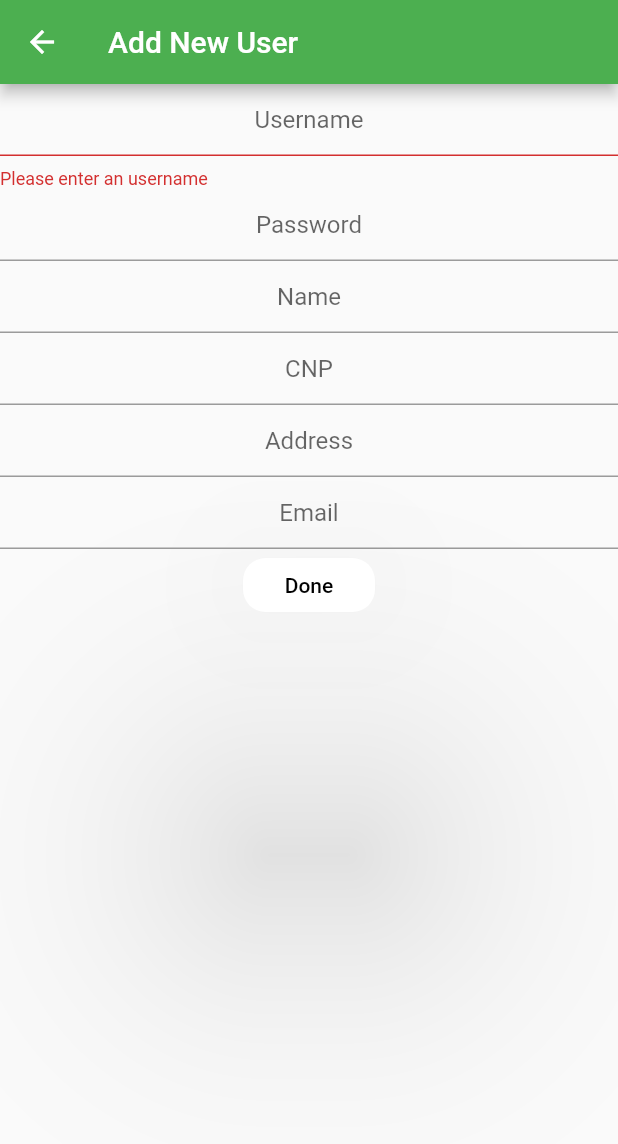
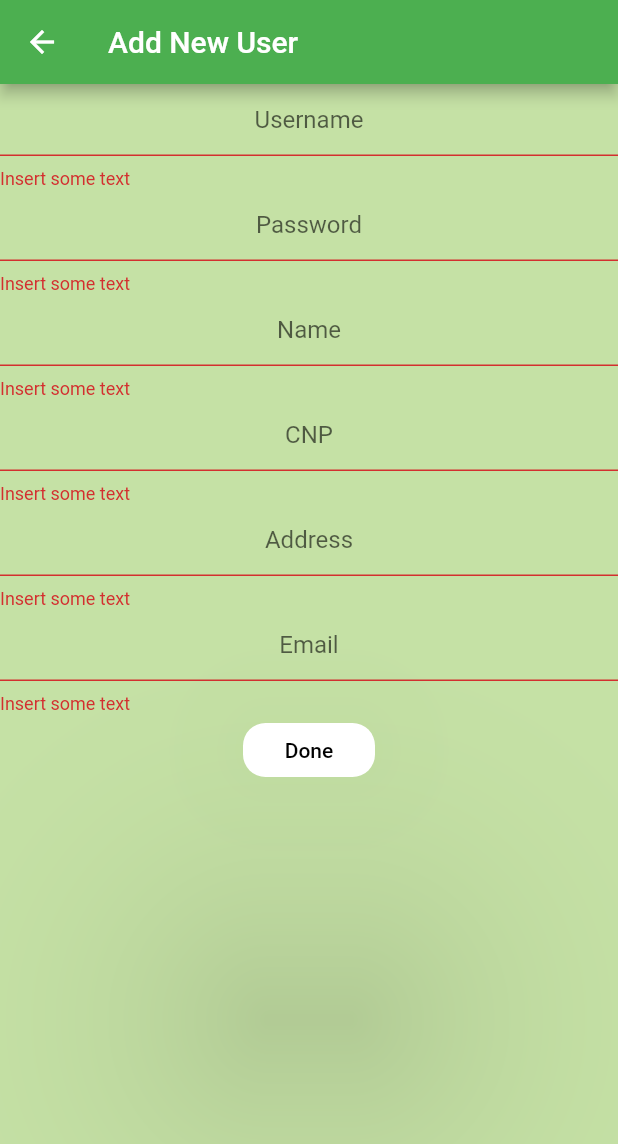
Before and after one commit to ioanabedreag/SerraProject, a Flutter app: the NewUserPage screen opened directly, after a tap on "Done", on a phone screen of 412 x 824 dp. Shown: the top 1144 px of the screen. Run offline on Flutter 3.47's test engine with Material 2 defaults, Android fonts, the phone set to English and light mode, and no system bars; network calls fail; project files that could hold a hidden picture were left out.

Commit message:
Update design

```diff
--- a/flutter_farm/lib/home_page.dart
+++ b/flutter_farm/lib/home_page.dart
@@ -23,6 +23,7 @@ class _HomePageState extends State<HomePage> {
   @override
   Widget build(BuildContext context) {
     return Scaffold(
+      backgroundColor: Colors.lightGreen[200],
       appBar: AppBar(
         title: Text(widget.title),
       ),
--- a/flutter_farm/lib/new_user_page.dart
+++ b/flutter_farm/lib/new_user_page.dart
@@ -15,19 +15,7 @@ class NewUserPage extends StatefulWidget {
 
 class _NewUserPageState extends State<NewUserPage> {
   final GlobalKey<ScaffoldState> _scaffoldKey = new GlobalKey<ScaffoldState>();
-  TextEditingController usernameController = TextEditingController();
-  TextEditingController passwordController = TextEditingController();
-  TextEditingController nameController = TextEditingController();
-  TextEditingController cnpController = TextEditingController();
-  TextEditingController emailController = TextEditingController();
-  TextEditingController addressController = TextEditingController();
-
-  bool isUsernameValidate = false;
-  bool isPasswordValidate = false;
-  bool isNameValidate = false;
-  bool isCNPValidate = false;
-  bool isAddressValidate = false;
-  bool isEmailValidate = false;
+  final _formKey = GlobalKey<FormState>();
 
   String username = "";
   String password = "";
@@ -96,80 +84,97 @@ class _NewUserPageState extends State<NewUserPage> {
     return null;
   }
 
-  bool validateTextField(String userInput) {
-    if (userInput.isEmpty) {
-      setState(() {
-        isUsernameValidate = true;
-      });
-      return false;
-    }
-    setState(() {
-      isUsernameValidate = false;
-    });
-    return true;
-  }
-
   @override
   Widget build(BuildContext context) {
     return Scaffold(
+      backgroundColor: Colors.lightGreen[200],
       key: _scaffoldKey,
       appBar: AppBar(
         title: Text("Add New User"),
       ),
-      body: Center(
+      body: Form(
+        key: _formKey,
         child: Column(
           children: <Widget>[
-            TextField(
-              controller: usernameController,
+            TextFormField(
+              validator: (value) {
+                if (value == '') {
+                  return 'Insert some text';
+                }
+                return null;
+              },
               decoration: InputDecoration(
-                  hintText: "Username",
-                  errorText:
-                      isUsernameValidate ? 'Please enter an username' : null),
+                hintText: "Username",
+              ),
               textAlign: TextAlign.center,
               onChanged: (value) {
                 username = value;
               },
             ),
-            TextField(
-              controller: passwordController,
+            TextFormField(
               decoration: InputDecoration(
-                  hintText: "Password",
-                  errorText:
-                      isPasswordValidate ? 'Please enter a password' : null),
+                hintText: "Password",
+              ),
+              validator: (value) {
+                if (value == '') {
+                  return 'Insert some text';
+                }
+                return null;
+              },
               textAlign: TextAlign.center,
               onChanged: (value) {
                 password = value;
               },
             ),
-            TextField(
+            TextFormField(
               textAlign: TextAlign.center,
-              controller: TextEditingController()..text = name,
+              validator: (value) {
+                if (value == '') {
+                  return 'Insert some text';
+                }
+                return null;
+              },
               onChanged: (value) {
                 name = value;
               },
               decoration: InputDecoration(hintText: "Name"),
             ),
-            TextField(
+            TextFormField(
               textAlign: TextAlign.center,
-              controller: TextEditingController()..text = cnp,
+              validator: (value) {
+                if (value == '') {
+                  return 'Insert some text';
+                }
+                return null;
+              },
               onChanged: (value) {
                 cnp = value;
               },
               decoration: InputDecoration(hintText: "CNP"),
             ),
-            TextField(
+            TextFormField(
               textAlign: TextAlign.center,
-              controller: TextEditingController()..text = address,
+              validator: (value) {
+                if (value == '') {
+                  return 'Insert some text';
+                }
+                return null;
+              },
               onChanged: (value) {
                 address = value;
               },
               decoration: InputDecoration(hintText: "Address"),
             ),
-            TextField(
+            TextFormField(
               textAlign: TextAlign.center,
-              controller: TextEditingController()..text = email,
               onChanged: (value) {
                 email = value;
+              },
+              validator: (value) {
+                if (value == '') {
+                  return 'Insert some text';
+                }
+                return null;
               },
               decoration: InputDecoration(hintText: "Email"),
             ),
@@ -180,12 +185,12 @@ class _NewUserPageState extends State<NewUserPage> {
               shape: RoundedRectangleBorder(
                   borderRadius: BorderRadius.circular(15)),
               onPressed: () {
-                validateTextField(usernameController.text);
-
-                // Navigator.push(
-                //     context,
-                //     MaterialPageRoute(
-                //         builder: (context) => HomePage(title: "Home")));
+                if (_formKey.currentState.validate()) {
+                  Navigator.push(
+                      context,
+                      MaterialPageRoute(
+                          builder: (context) => HomePage(title: "Home")));
+                }
               },
               child: Text("Done"),
             )
--- a/flutter_farm/lib/users_page.dart
+++ b/flutter_farm/lib/users_page.dart
@@ -1,6 +1,7 @@
 import 'package:flutter/material.dart';
 
 import 'package:flutter_farm/user.dart';
+import 'package:flutter_farm/web_api_services.dart';
 
 class Users extends StatefulWidget {
   Users({Key key, this.title}) : super(key: key);
@@ -15,12 +16,13 @@ class _UsersState extends State<Users> {
   List<dynamic> users = new List();
 
   _UsersState() {
-    // fetchData();
+    users = WebApiServices.users;
   }
 
   @override
   Widget build(BuildContext context) {
     return Scaffold(
+      backgroundColor: Colors.lightGreen[200],
       appBar: AppBar(
         title: Text(widget.title),
       ),
--- a/flutter_farm/lib/worker_page.dart
+++ b/flutter_farm/lib/worker_page.dart
@@ -23,6 +23,7 @@ class _WorkerPageState extends State<WorkerPage> {
   @override
   Widget build(BuildContext context) {
     return Scaffold(
+      backgroundColor: Colors.lightGreen[200],
       appBar: AppBar(
         title: Text(widget.title),
       ),
```
Also changed, not shown: flutter_farm/lib/login_page.dart (+38 -9 lines), flutter_farm/lib/web_api_services.dart (+20 -7 lines).
